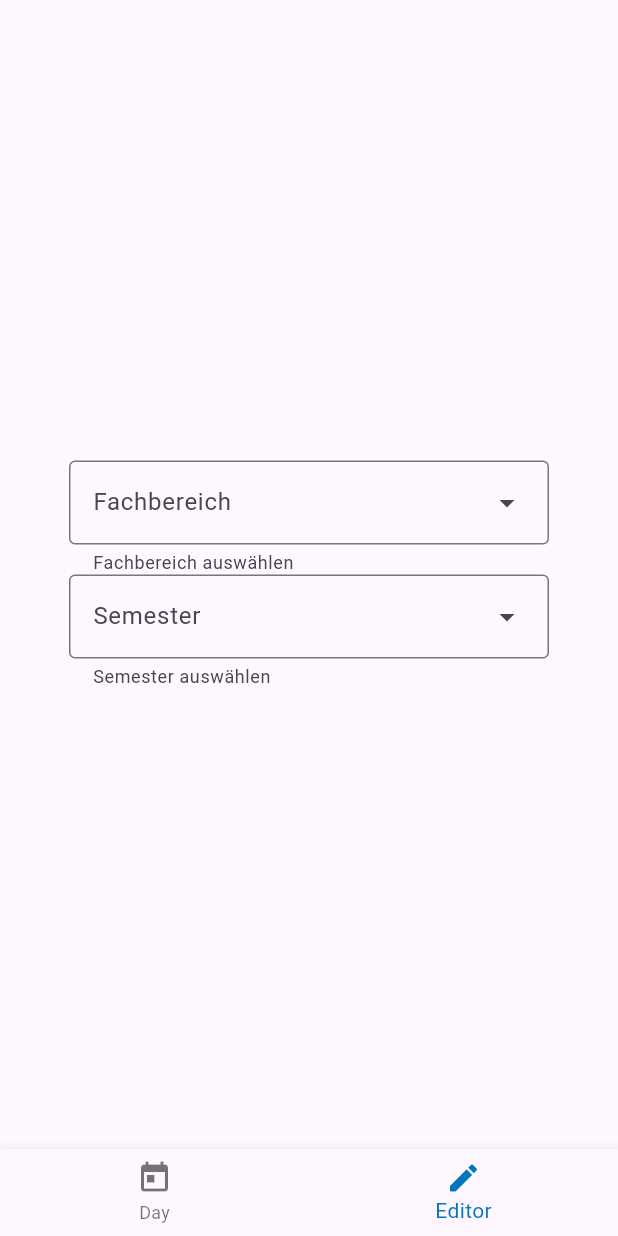
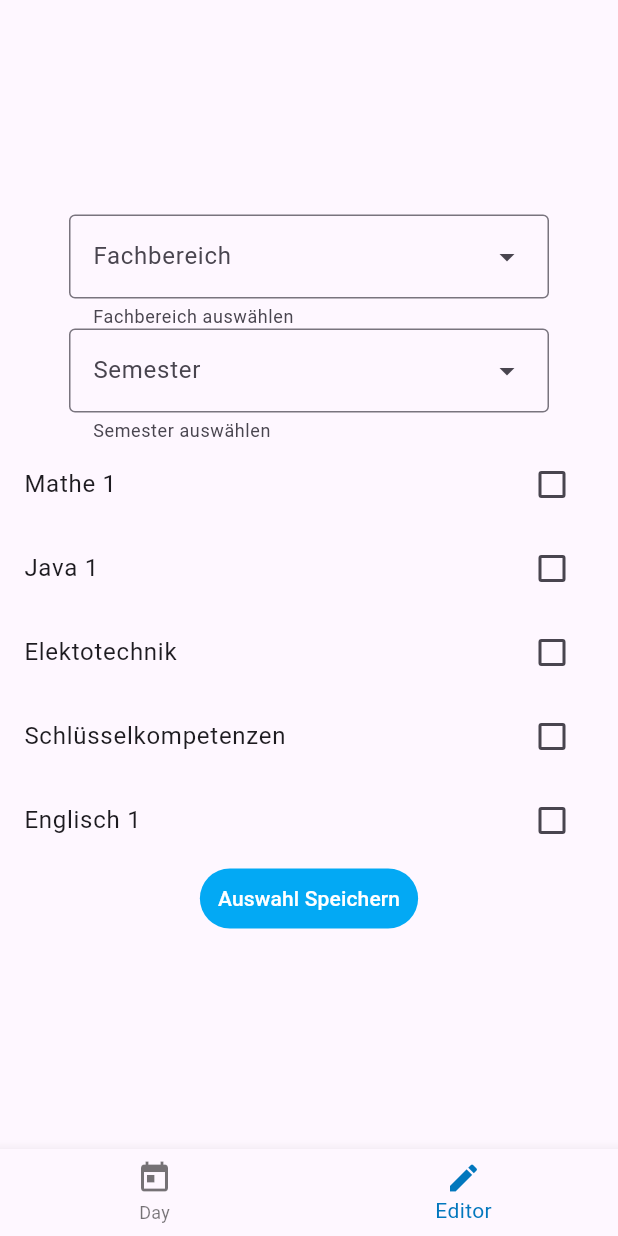
Before and after one commit to PabloDeges/StudySync, a Flutter app: the screen it shows after launch, item 2 of the bottom bar chosen, on a phone screen of 412 x 824 dp. Run offline on Flutter 3.47's test engine with Material 3 defaults, Android fonts, the light colour scheme and no system bars; network calls fail.

Commit message:
editor nun stateful, elemente hinzugefügt, noch kein styling oder dynamik

```diff
--- a/lib/editor.dart
+++ b/lib/editor.dart
@@ -1,9 +1,16 @@
-import 'dart:nativewrappers/_internal/vm/lib/internal_patch.dart';
+// ignore_for_file: prefer_const_constructors
 
 import 'package:flutter/material.dart';
 
-class EditorView extends StatelessWidget {
+class EditorView extends StatefulWidget {
   const EditorView({super.key});
+
+  @override
+  _EditorViewState createState() => _EditorViewState();
+}
+
+class _EditorViewState extends State<EditorView> {
+  void _kursAuswahlSpeichern() {}
 
   static const fachbereichAuswahl = [
     DropdownMenuEntry(value: "EI", label: "Elektrotechnik / Informatik"),
@@ -17,17 +24,21 @@ class EditorView extends StatelessWidget {
     DropdownMenuEntry(value: "IB5", label: "Informatik 5. Semester")
   ];
 
+  static List<Map> kurse = [
+    {"name": "Mathe 1", "isChecked": false},
+    {"name": "Java 1", "isChecked": false},
+    {"name": "Elektotechnik", "isChecked": false},
+    {"name": "Schlüsselkompetenzen", "isChecked": false},
+    {"name": "Englisch 1", "isChecked": false},
+  ];
+
   @override
   Widget build(BuildContext context) {
-    return const Center(
+    return Center(
         child: Column(mainAxisAlignment: MainAxisAlignment.center, children: [
+      // ignore: prefer_const_constructors
       DropdownMenu<String>(
           width: 320,
-          menuStyle: MenuStyle(
-              // surfaceTintColor: WidgetStatePropertyAll(Colors.green),
-              // shadowColor: WidgetStatePropertyAll(Colors.red),
-              // haben irgendwie keinen effekt....
-              backgroundColor: WidgetStatePropertyAll(Colors.blue)),
           label: const Text("Fachbereich"),
           helperText: 'Fachbereich auswählen',
           enableFilter: true,
@@ -40,7 +51,25 @@ class EditorView extends StatelessWidget {
           enableFilter: true,
           // onSelected: (String value) => , add functionality later
           dropdownMenuEntries: semesterAuswahl),
-      // ADD RADIO BUTTONS
+      Column(
+          children: kurse.map((kurs) {
+        return CheckboxListTile(
+            title: Text(kurs["name"]),
+            value: kurs["isChecked"],
+            onChanged: (val) {
+              setState(() {
+                kurs["isChecked"] = val;
+              });
+            });
+      }).toList()),
+      TextButton(
+        style: ButtonStyle(
+            backgroundColor: MaterialStatePropertyAll(Colors.lightBlue),
+            foregroundColor:
+                MaterialStatePropertyAll<Color>(Color(0xffffffff))),
+        onPressed: _kursAuswahlSpeichern,
+        child: Text("Auswahl Speichern"),
+      )
     ]));
   }
 }
```
